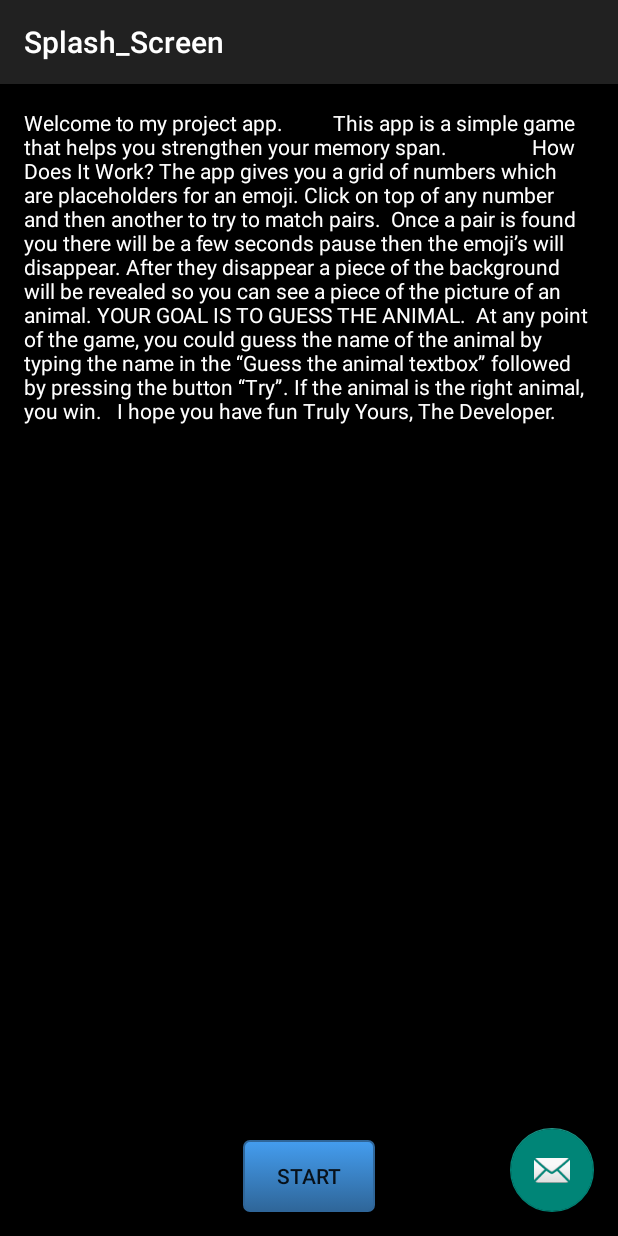
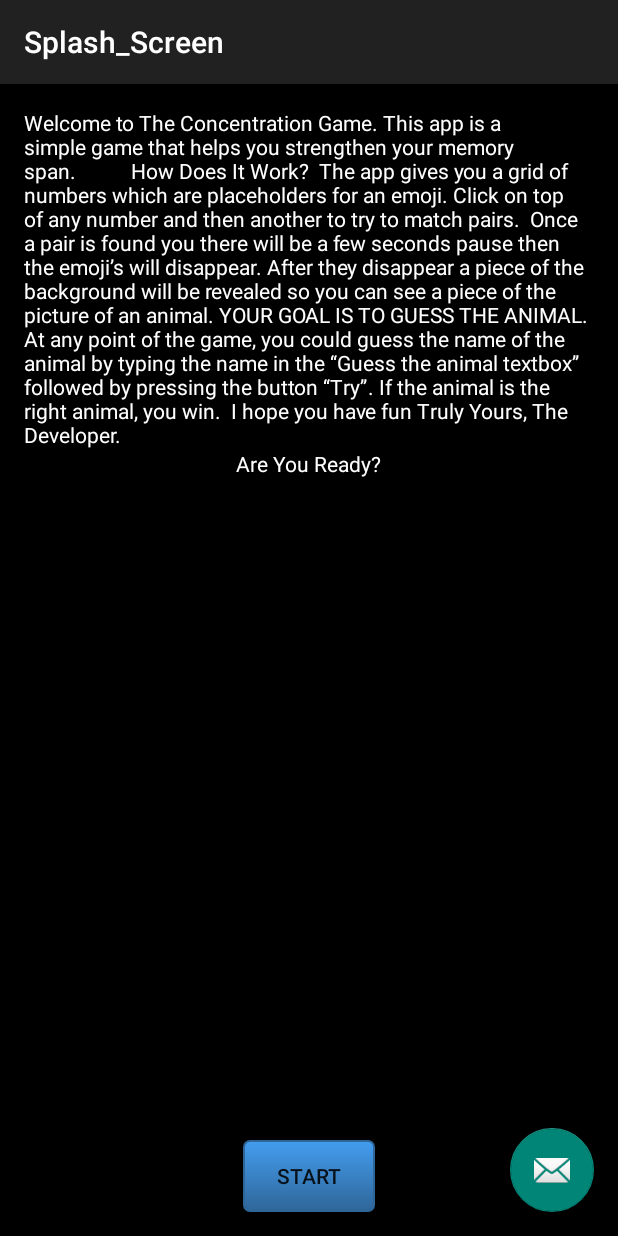
Before and after one commit to juanluiscarpinteiro/GameDevelopment, an Android app: the Splash_Screen screen opened directly, with no data from a screen before it, on a phone screen of 412 x 824 dp. Run offline under Robolectric (Android 15) with nearby library versions, the phone set to English and light mode, and no system bars.

Commit message:
Splash Screen started with ther description of the game and colored button

```diff
--- a/app/src/main/res/layout/activity_main.xml
+++ b/app/src/main/res/layout/activity_main.xml
@@ -33,6 +33,7 @@
         android:layout_marginTop="17dp"
         android:id="@+id/playAgainButton"
         android:layout_below="@+id/gridView1"
+        android:background="@drawable/blue_button"
         android:layout_alignParentRight="true"
         android:layout_alignParentEnd="true" />
 
--- a/app/src/main/res/layout/content_splash__screen.xml
+++ b/app/src/main/res/layout/content_splash__screen.xml
@@ -18,22 +18,22 @@
         android:layout_width="match_parent"
         android:layout_height="wrap_content"
         android:id="@+id/textView2"
-        android:text="Welcome to my project app.
-         This app is a simple game that helps you strengthen your memory span.
-                How Does It Work?
+        android:text="Welcome to The Concentration Game.
+This app is a simple game that helps you strengthen your memory span.
+
+         How Does It Work?
+
 The app gives you a grid of numbers which are placeholders for an emoji. Click on top of any number and then another to try to match pairs.
 
 Once a pair is found you there will be a few seconds pause then the emoji’s will disappear. After they disappear a piece of the background will be revealed so you can see a piece of the picture of an animal. YOUR GOAL IS TO GUESS THE ANIMAL.
 
 At any point of the game, you could guess the name of the animal by typing the name in the “Guess the animal textbox” followed by pressing the button “Try”. If the animal is the right animal, you win.
 
-
 I hope you have fun
 Truly Yours,
-The Developer.
-"
+The Developer."
         android:textAlignment="center"
-        android:textColor="@android:color/background_light" />
+        android:textColor="@android:color/white" />
 
     <Button
         android:text="Start"
@@ -51,5 +51,6 @@ The Developer.
         android:layout_height="wrap_content"
         android:layout_below="@+id/textView2"
         android:layout_centerHorizontal="true"
-        android:id="@+id/textView3" />
+        android:id="@+id/textView3"
+        android:textColor="@android:color/white" />
 </RelativeLayout>
--- a/app/src/main/res/layout/winer_activity.xml
+++ b/app/src/main/res/layout/winer_activity.xml
@@ -4,6 +4,7 @@
     xmlns:tools="http://schemas.android.com/tools"
     android:layout_width="match_parent"
     android:layout_height="match_parent"
+    android:background="@android:color/background_dark"
     android:paddingLeft="@dimen/activity_horizontal_margin"
     android:paddingRight="@dimen/activity_horizontal_margin"
     android:paddingTop="@dimen/activity_vertical_margin"
@@ -16,6 +17,7 @@
         android:layout_below="@+id/textView"
         android:layout_centerHorizontal="true"
         android:layout_marginTop="33dp"
+        android:background="@drawable/blue_button"
         android:id="@+id/playAgainButton" />
 
     <TextView
@@ -30,7 +32,9 @@
         android:textAllCaps="true"
         android:layout_alignParentTop="true"
         android:layout_alignParentRight="true"
-        android:layout_alignParentEnd="true" />
+        android:layout_alignParentEnd="true"
+        android:textColor="@android:color/white"
+        android:textSize="18sp" />
 
 
 </RelativeLayout>
```
